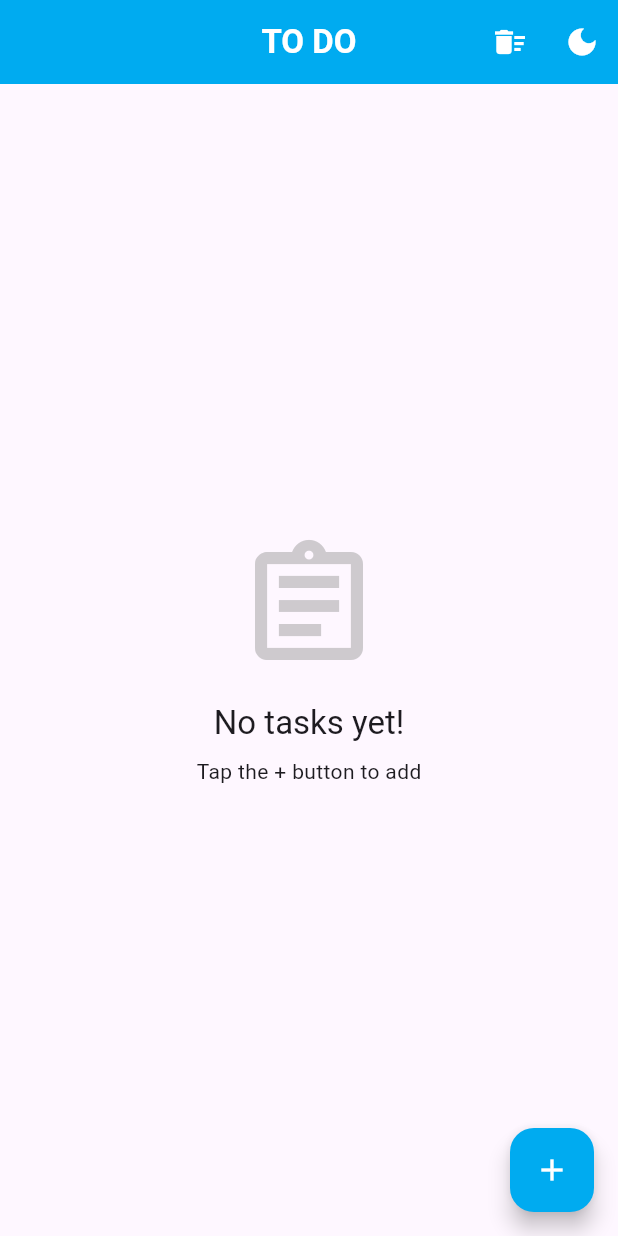
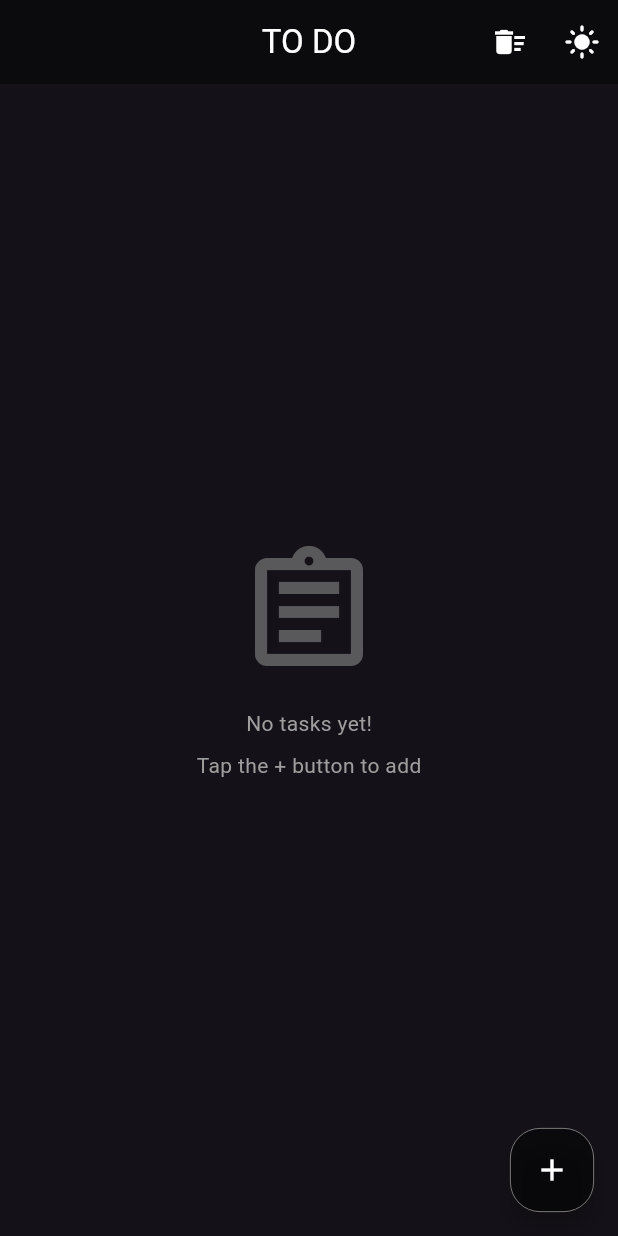
Before and after one commit to mrdeephang/To-Do, a Flutter app: the screen it shows after launch, after a tap on the "dark mode" icon, on a phone screen of 412 x 824 dp. Run offline on Flutter 3.47's test engine with Material 3 defaults, Android fonts, the phone set to English and light mode, and no system bars; our stand-ins replace flutter_slidable, shared_preferences, sqflite; accounts and stored records are empty.

Commit message:
fix: themeprovider works properly

```diff
--- a/lib/main.dart
+++ b/lib/main.dart
@@ -4,23 +4,13 @@ import 'package:to_do/providers/theme_provider.dart';
 import 'package:to_do/providers/todo_provider.dart';
 import 'package:to_do/screen/homescreen.dart';
 
-void main() async {
+void main() {
   WidgetsFlutterBinding.ensureInitialized();
-
-  //Theme provider initialization
-  final themeProvider = ThemeProvider();
-  await themeProvider.loadThemePrefs();
-
-  //Todo provider initialization
-  final todoProvider = TodoProvider();
-  await todoProvider.loadTodos();
-  //Both above providers are initialized before the app starts to ensure consistent state
-
   runApp(
     MultiProvider(
       providers: [
-        ChangeNotifierProvider(create: (_) => themeProvider),
-        ChangeNotifierProvider(create: (_) => todoProvider),
+        ChangeNotifierProvider(create: (_) => ThemeProvider()),
+        ChangeNotifierProvider(create: (_) => TodoProvider()),
       ],
       child: const MyApp(),
     ),
@@ -34,9 +24,11 @@ class MyApp extends StatelessWidget {
   Widget build(BuildContext context) {
     return MaterialApp(
       title: 'Todo',
-      theme: ThemeData.light(), // Light theme
-      darkTheme: ThemeData.dark(), // Dark theme
-      themeMode: Provider.of<ThemeProvider>(context).themeMode,
+      theme: ThemeData.light(),
+      darkTheme: ThemeData.dark(),
+      themeMode: Provider.of<ThemeProvider>(context).isDarkMode
+          ? ThemeMode.dark
+          : ThemeMode.light,
       debugShowCheckedModeBanner: false,
       home: const HomeScreen(),
     );
--- a/lib/providers/theme_provider.dart
+++ b/lib/providers/theme_provider.dart
@@ -2,40 +2,21 @@ import 'package:flutter/material.dart';
 import 'package:shared_preferences/shared_preferences.dart';
 
 class ThemeProvider with ChangeNotifier {
-  ThemeMode _themeMode = ThemeMode.system;
   bool _isDarkMode = false;
-
-  ThemeMode get themeMode => _themeMode;
 
   bool get isDarkMode => _isDarkMode;
 
-  // Load saved theme preference
   Future<void> loadThemePrefs() async {
     final prefs = await SharedPreferences.getInstance();
-    final savedTheme = prefs.getString('theme') ?? 'system';
-
-    _themeMode = savedTheme == 'dark'
-        ? ThemeMode.dark
-        : savedTheme == 'light'
-        ? ThemeMode.light
-        : ThemeMode.system;
-
+    _isDarkMode = prefs.getBool('isDarkMode') ?? false;
     notifyListeners();
   }
 
-  // Toggle between light/dark theme
   Future<void> toggleTheme() async {
-    _themeMode = _themeMode == ThemeMode.light
-        ? ThemeMode.dark
-        : ThemeMode.light;
-    _isDarkMode = !isDarkMode;
+    _isDarkMode = !_isDarkMode;
     notifyListeners();
 
-    // Save preference
     final prefs = await SharedPreferences.getInstance();
-    await prefs.setString(
-      'theme',
-      _themeMode == ThemeMode.dark ? 'dark' : 'light',
-    );
+    await prefs.setBool('isDarkMode', _isDarkMode);
   }
 }
--- a/lib/screen/homescreen.dart
+++ b/lib/screen/homescreen.dart
@@ -5,7 +5,6 @@ import 'package:to_do/providers/theme_provider.dart';
 import 'package:to_do/providers/todo_provider.dart';
 import 'package:to_do/screen/addtask.dart';
 import 'package:to_do/widget/empty.dart';
-import 'package:to_do/widget/task_card.dart';
 
 class HomeScreen extends StatelessWidget {
   const HomeScreen({super.key});
@@ -14,53 +13,42 @@ class HomeScreen extends StatelessWidget {
   Widget build(BuildContext context) {
     return Scaffold(
       appBar: AppBar(
-        backgroundColor:
-            Provider.of<ThemeProvider>(context, listen: false).isDarkMode
+        backgroundColor: Provider.of<ThemeProvider>(context).isDarkMode
             ? color2
             : color,
-        title: const Text(
-          'TO DO',
-          style: TextStyle(
-            color: color1,
-            fontWeight: FontWeight.bold,
-            fontSize: 22,
-          ),
-        ),
+        title: const Text('TO DO', style: TextStyle(color: Colors.white)),
         centerTitle: true,
         actions: [
           IconButton(
-            icon: const Icon(Icons.delete_sweep, color: color1),
+            icon: const Icon(Icons.delete_sweep, color: Colors.white),
             onPressed: () => Provider.of<TodoProvider>(
               context,
               listen: false,
             ).clearCompleted(),
           ),
-
           IconButton(
             icon: Consumer<ThemeProvider>(
               builder: (context, themeProvider, _) => Icon(
-                themeProvider.themeMode == ThemeMode.dark
-                    ? Icons.light_mode
-                    : Icons.dark_mode,
-                color: color1,
+                themeProvider.isDarkMode ? Icons.light_mode : Icons.dark_mode,
+                color: Colors.white,
               ),
             ),
-            onPressed: () {
-              Provider.of<ThemeProvider>(context, listen: false).toggleTheme();
-              Provider.of<TodoProvider>(
-                context,
-                listen: false,
-              ).loadTodos(); // Existing refresh
-            },
+            onPressed: () => Provider.of<ThemeProvider>(
+              context,
+              listen: false,
+            ).toggleTheme(),
           ),
         ],
       ),
       floatingActionButton: FloatingActionButton(
-        backgroundColor:
-            Provider.of<ThemeProvider>(context, listen: false).isDarkMode
+        backgroundColor: Provider.of<ThemeProvider>(context).isDarkMode
             ? color2
             : color,
-        child: const Icon(Icons.add, color: color1),
+        shape: RoundedRectangleBorder(
+          side: const BorderSide(color: Colors.grey, width: 0.5),
+          borderRadius: BorderRadius.circular(20),
+        ),
+        child: const Icon(Icons.add, color: Colors.white),
         onPressed: () => Navigator.push(
           context,
           MaterialPageRoute(builder: (context) => const AddTaskScreen()),
@@ -73,39 +61,7 @@ class HomeScreen extends StatelessWidget {
           }
           return CustomScrollView(
             slivers: [
-              if (provider.todos.isNotEmpty)
-                SliverToBoxAdapter(
-                  child: Padding(
-                    padding: const EdgeInsets.fromLTRB(16, 16, 16, 8),
-                    child: Text(
-                      'Active Tasks(${provider.todos.length})',
-                      style: Theme.of(context).textTheme.titleMedium,
-                    ),
-                  ),
-                ),
-              SliverList(
-                delegate: SliverChildBuilderDelegate(
-                  (context, index) => TaskCard(todo: provider.todos[index]),
-                  childCount: provider.todos.length,
-                ),
-              ),
-              if (provider.completedTodos.isNotEmpty)
-                SliverToBoxAdapter(
-                  child: Padding(
-                    padding: const EdgeInsets.fromLTRB(16, 16, 16, 8),
-                    child: Text(
-                      'Completed (${provider.completedTodos.length})',
-                      style: Theme.of(context).textTheme.titleMedium,
-                    ),
-                  ),
-                ),
-              SliverList(
-                delegate: SliverChildBuilderDelegate(
-                  (context, index) =>
-                      TaskCard(todo: provider.completedTodos[index]),
-                  childCount: provider.completedTodos.length,
-                ),
-              ),
+              // ... rest of your existing code
             ],
           );
         },
--- a/lib/widget/empty.dart
+++ b/lib/widget/empty.dart
@@ -15,9 +15,12 @@ class EmptyState extends StatelessWidget {
             color: Colors.grey.withValues(alpha: 0.5),
           ),
           const SizedBox(height: 16),
-          Text('No tasks yet!', style: Theme.of(context).textTheme.titleLarge),
+          Text('No tasks yet!', style: TextStyle(color: Colors.grey)),
           const SizedBox(height: 8),
-          const Text('Tap the + button to add'),
+          const Text(
+            'Tap the + button to add',
+            style: TextStyle(color: Colors.grey),
+          ),
         ],
       ),
     );
```
Also changed, not shown: lib/screen/addtask.dart (+19 -13 lines), lib/widget/task_card.dart (+18 -81 lines), 1 other file.
